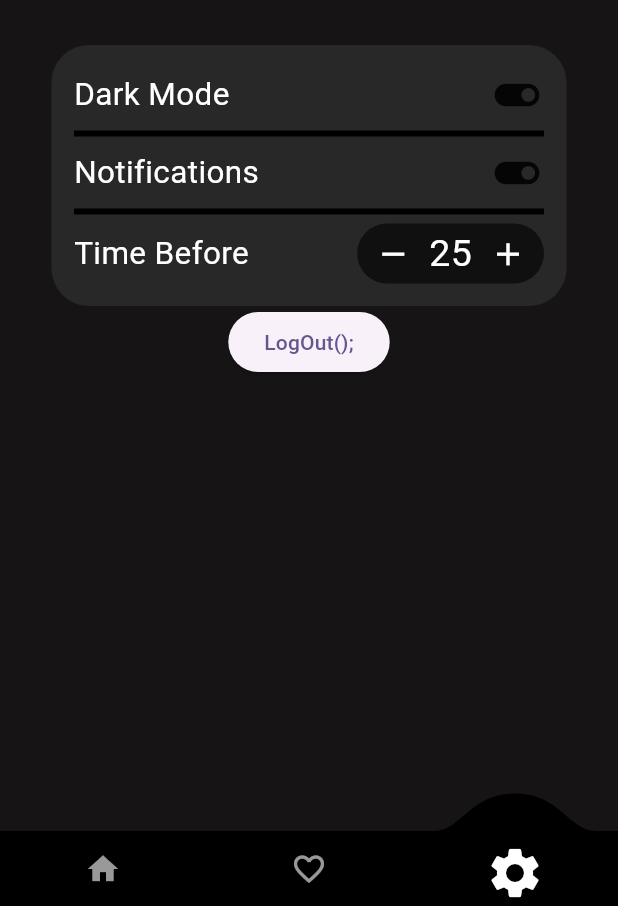
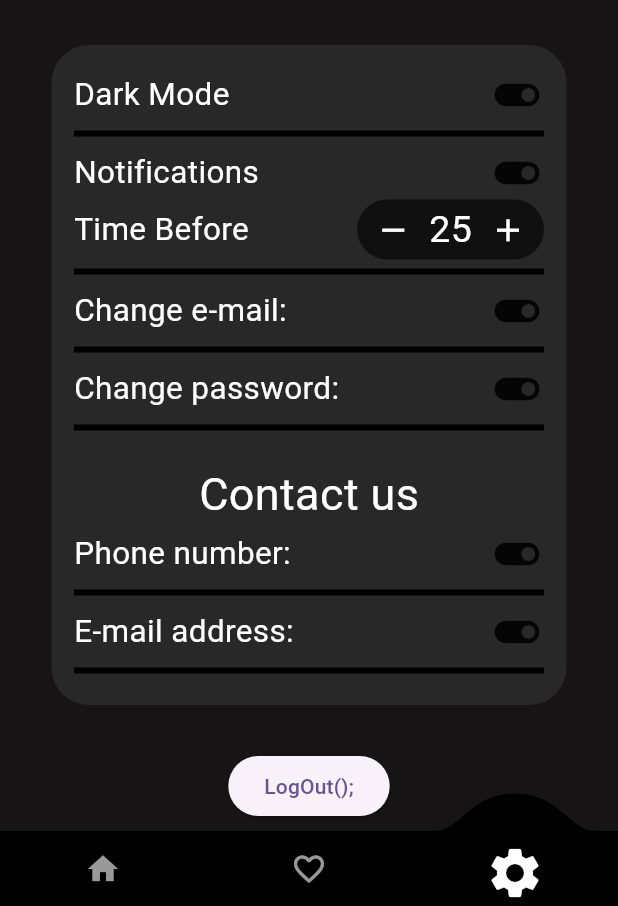
Before and after one commit to mateuszptak/fit-glow, a Flutter app: the screen it shows once a user with an empty profile is signed in, item 3 of the bottom bar chosen, on a phone screen of 412 x 824 dp, the part 330-1236 px from its top. Run offline on Flutter 3.47's test engine with Material 3 defaults, Android fonts, the phone set to English and light mode, and no system bars; drawn by our look-alikes of convex_bottom_bar; our stand-ins replace firebase_auth, firebase_core, google_fonts; accounts and stored records are empty; network calls fail.

Commit message:
settings still not ready, fix it

```diff
--- a/lib/pages/settings_page.dart
+++ b/lib/pages/settings_page.dart
@@ -44,7 +44,6 @@ class SettingsPage extends StatelessWidget {
                       settingsName: 'Notifications',
                       settingsWidget: Icon(Icons.toggle_on, size: 36),
                     ),
-                    const Divider(color: Colors.black, thickness: 4.0),
                     SettingsRawWidget(
                       settingsName: 'Time Before',
                       settingsWidget: Container(
@@ -55,11 +54,40 @@ class SettingsPage extends StatelessWidget {
                         ),
                         child: const CountWidget(),
                       ),
-                    )
+                    ),
+                    const Divider(color: Colors.black, thickness: 4.0),
+                    const SettingsRawWidget(
+                      settingsName: 'Change e-mail:',
+                      settingsWidget: Icon(Icons.toggle_on, size: 36),
+                    ),
+                    const Divider(color: Colors.black, thickness: 4.0),
+                    const SettingsRawWidget(
+                      settingsName: 'Change password:',
+                      settingsWidget: Icon(Icons.toggle_on, size: 36),
+                    ),
+                    const Divider(color: Colors.black, thickness: 4.0),
+                    const SizedBox(height: 15),
+                    const Center(
+                      child: Text(
+                        'Contact us',
+                        style: TextStyle(color: Colors.white, fontSize: 30),
+                      ),
+                    ),
+                    const SettingsRawWidget(
+                      settingsName: 'Phone number:',
+                      settingsWidget: Icon(Icons.toggle_on, size: 36),
+                    ),
+                    const Divider(color: Colors.black, thickness: 4.0),
+                    const SettingsRawWidget(
+                      settingsName: 'E-mail address:',
+                      settingsWidget: Icon(Icons.toggle_on, size: 36),
+                    ),
+                    const Divider(color: Colors.black, thickness: 4.0),
                   ],
                 ),
               ),
             ),
+            const SizedBox(height: 30),
             Center(
               child: ElevatedButton(
                 onPressed: () {
@@ -69,6 +97,7 @@ class SettingsPage extends StatelessWidget {
                 child: const Text("LogOut();"),
               ),
             ),
+            const SizedBox(height: 60),
           ],
         ),
       ),
```
